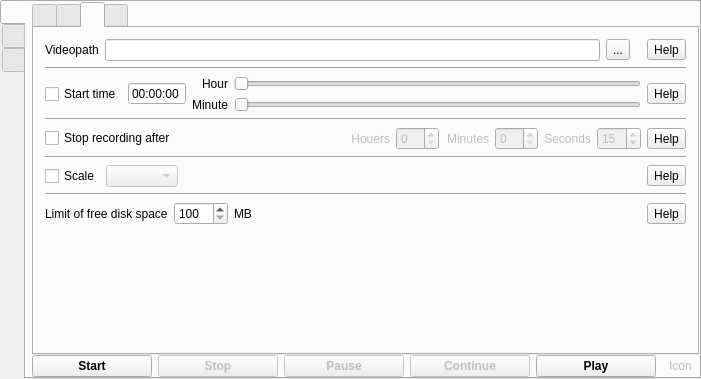
Qt form src/mainwindow.ui (vkohaupt/vokoscreenNG) before a commit.
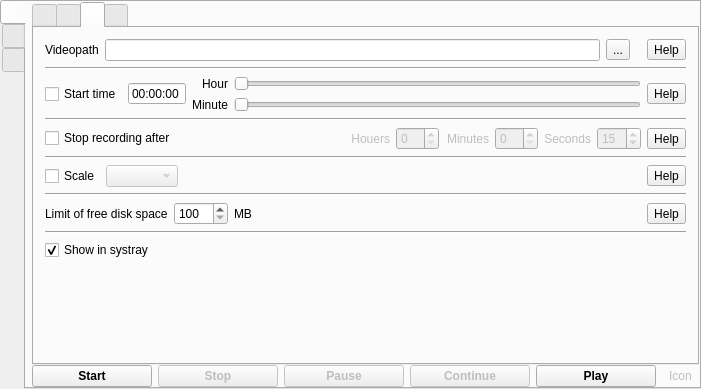
The same form after that commit. The open tabs and pages were chosen to show the change. Icons and pictures are not drawn.

The edit to the form file:
```diff
--- a/src/mainwindow.ui
+++ b/src/mainwindow.ui
@@ -7,7 +7,7 @@
     <x>0</x>
     <y>0</y>
     <width>701</width>
-    <height>379</height>
+    <height>389</height>
    </rect>
   </property>
   <property name="windowTitle">
@@ -1055,6 +1055,23 @@
               </item>
              </layout>
             </item>
+            <item>
+             <widget class="Line" name="line_3">
+              <property name="orientation">
+               <enum>Qt::Horizontal</enum>
+              </property>
+             </widget>
+            </item>
+            <item>
+             <widget class="QCheckBox" name="checkBoxShowInSystray">
+              <property name="text">
+               <string>Show in systray</string>
+              </property>
+              <property name="checked">
+               <bool>true</bool>
+              </property>
+             </widget>
+            </item>
             <item>
              <spacer name="verticalSpacer_3">
               <property name="orientation">
```
Left out of the diff: 6 changed lines with no effect on the pictures.
